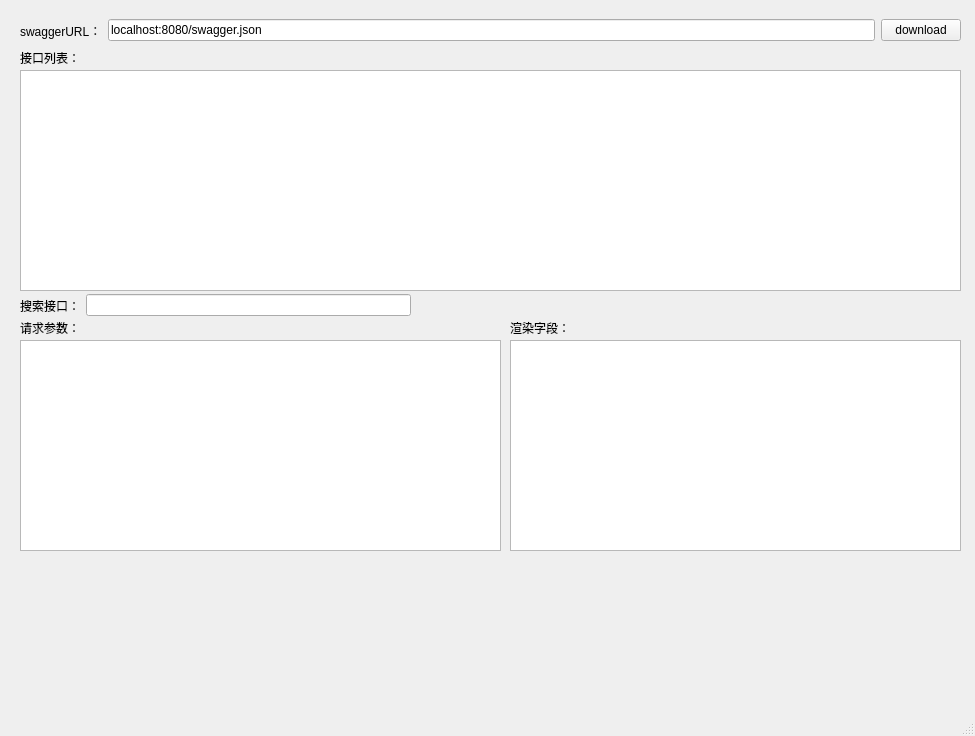
Qt form ui/main.ui (atChenAn/SimpleJmeter) before a commit.
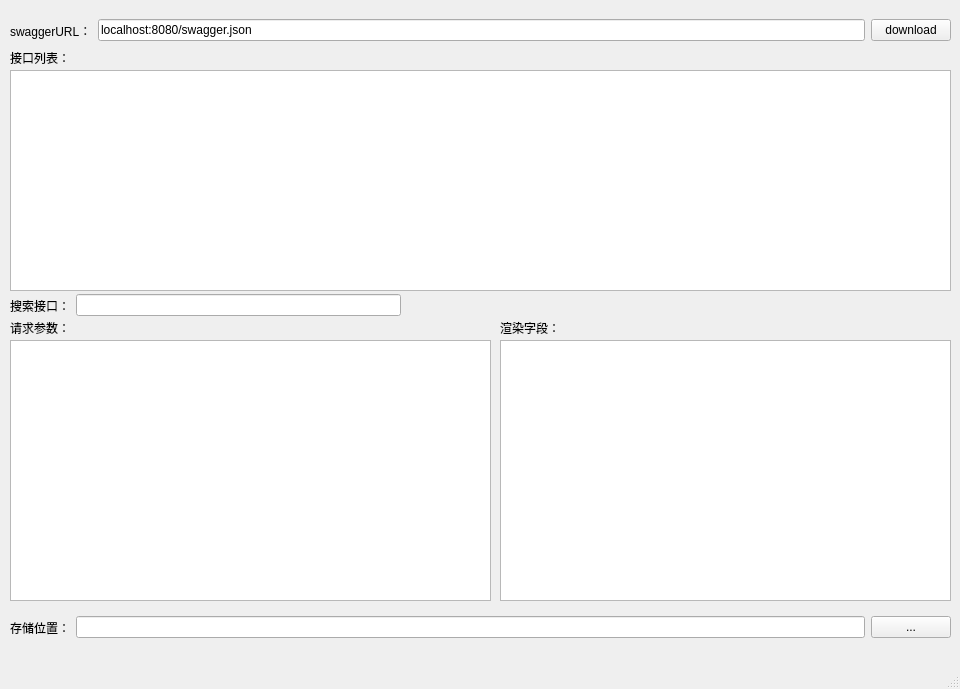
The same form after that commit.

Commit message:
form、content部分选择完成
form以及content选择部分基本框架构建完毕

```diff
--- a/ui/main.ui
+++ b/ui/main.ui
@@ -9,8 +9,8 @@
    <rect>
     <x>0</x>
     <y>0</y>
-    <width>975</width>
-    <height>736</height>
+    <width>960</width>
+    <height>689</height>
    </rect>
   </property>
   <property name="windowTitle">
@@ -20,7 +20,7 @@
    <widget class="QWidget" name="horizontalLayoutWidget">
     <property name="geometry">
      <rect>
-      <x>20</x>
+      <x>10</x>
       <y>10</y>
       <width>941</width>
       <height>41</height>
@@ -53,7 +53,7 @@
    <widget class="QLabel" name="label_2">
     <property name="geometry">
      <rect>
-      <x>20</x>
+      <x>10</x>
       <y>50</y>
       <width>91</width>
       <height>16</height>
@@ -66,7 +66,7 @@
    <widget class="QTableWidget" name="tableWidget">
     <property name="geometry">
      <rect>
-      <x>20</x>
+      <x>10</x>
       <y>70</y>
       <width>941</width>
       <height>221</height>
@@ -76,7 +76,7 @@
    <widget class="QWidget" name="horizontalLayoutWidget_2">
     <property name="geometry">
      <rect>
-      <x>20</x>
+      <x>10</x>
       <y>290</y>
       <width>391</width>
       <height>31</height>
@@ -98,27 +98,27 @@
    <widget class="QTableWidget" name="tableWidget_2">
     <property name="geometry">
      <rect>
-      <x>20</x>
+      <x>10</x>
       <y>340</y>
       <width>481</width>
-      <height>211</height>
+      <height>261</height>
      </rect>
     </property>
    </widget>
    <widget class="QTableWidget" name="tableWidget_3">
     <property name="geometry">
      <rect>
-      <x>510</x>
+      <x>500</x>
       <y>340</y>
       <width>451</width>
-      <height>211</height>
+      <height>261</height>
      </rect>
     </property>
    </widget>
    <widget class="QLabel" name="label_4">
     <property name="geometry">
      <rect>
-      <x>20</x>
+      <x>10</x>
       <y>320</y>
       <width>81</width>
       <height>16</height>
@@ -131,7 +131,7 @@
    <widget class="QLabel" name="label_5">
     <property name="geometry">
      <rect>
-      <x>510</x>
+      <x>500</x>
       <y>320</y>
       <width>81</width>
       <height>16</height>
@@ -141,6 +141,42 @@
      <string>渲染字段：</string>
     </property>
    </widget>
+   <widget class="QWidget" name="horizontalLayoutWidget_3">
+    <property name="geometry">
+     <rect>
+      <x>10</x>
+      <y>610</y>
+      <width>941</width>
+      <height>35</height>
+     </rect>
+    </property>
+    <layout class="QHBoxLayout" name="horizontalLayout_3">
+     <item>
+      <widget class="QLabel" name="label_6">
+       <property name="text">
+        <string>存储位置：</string>
+       </property>
+      </widget>
+     </item>
+     <item>
+      <widget class="QLineEdit" name="lineEdit_2">
+       <property name="enabled">
+        <bool>true</bool>
+       </property>
+       <property name="readOnly">
+        <bool>true</bool>
+       </property>
+      </widget>
+     </item>
+     <item>
+      <widget class="QPushButton" name="selectPushButton">
+       <property name="text">
+        <string>...</string>
+       </property>
+      </widget>
+     </item>
+    </layout>
+   </widget>
   </widget>
   <widget class="QMenuBar" name="menubar">
    <property name="geometry">
```
Left out of the diff: 2 changed lines with no effect on the pictures. The commit also changes 5 other files.
